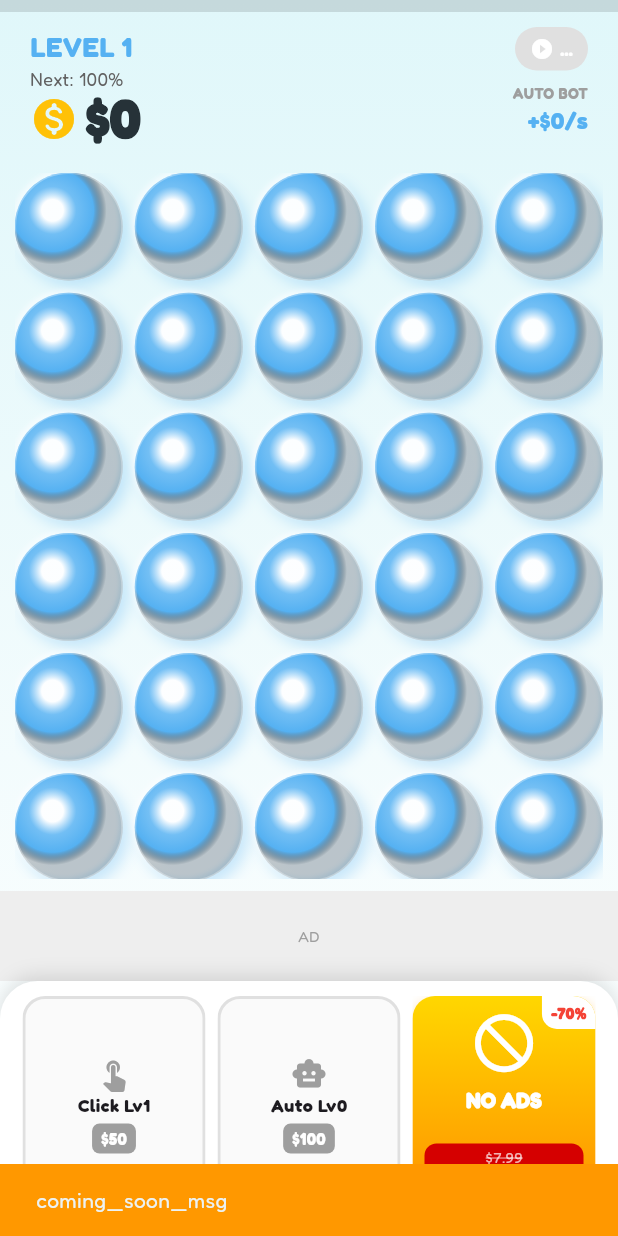
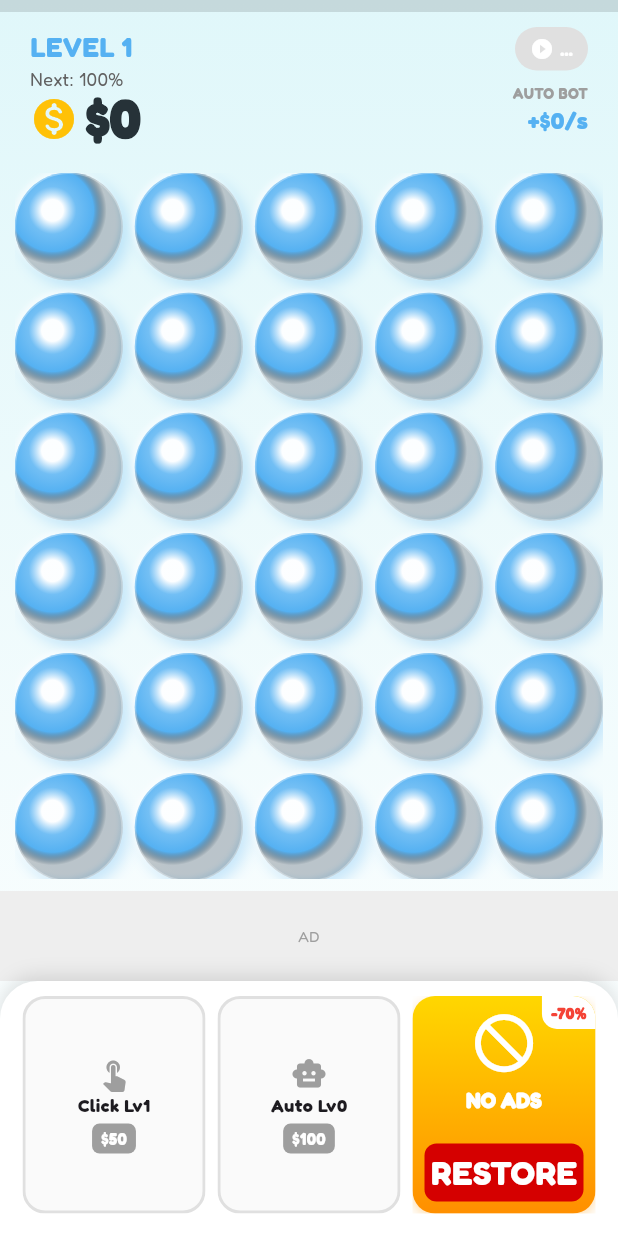
Before and after one commit to felipergalvao/plastico-bolha, a Flutter app: the screen it shows after launch, after a tap on "NO ADS", on a phone screen of 412 x 824 dp. Run offline on Flutter 3.47's test engine with Material 3 defaults, Android fonts, the phone set to English and light mode, and no system bars; our stand-ins replace google_fonts, google_mobile_ads, in_app_purchase, shared_preferences; missing offline and left inert: flutter_soloud; network calls fail.

Commit message:
feat: add IAP for No Ads and fix Android 15 warnings
- Feat: Implemented In-App Purchases (IAP) to enable 'No Ads' functionality.
- Fix: Updated SystemChrome to use 'edgeToEdge' mode, resolving Android 15 deprecation warnings.
- Fix: Set system navigation and status bars to transparent for modern UI compliance.
- Chore: Added 'in_app_purchase' dependency to pubspec.yaml.

```diff
--- a/lib/main.dart
+++ b/lib/main.dart
@@ -9,16 +9,28 @@ import 'package:flutter/services.dart';
 import 'package:google_fonts/google_fonts.dart';
 import 'package:shared_preferences/shared_preferences.dart';
 import 'package:google_mobile_ads/google_mobile_ads.dart';
-import 'package:flutter_soloud/flutter_soloud.dart'; // MOTOR DE ÁUDIO C++
+import 'package:flutter_soloud/flutter_soloud.dart';
+import 'package:in_app_purchase/in_app_purchase.dart';
 
-// VERSÃO 1.2.4 - SOLOUD FIX (SPEED CONTROL)
+// VERSÃO 1.3.0 - IAP + ANDROID 15 FIXES
 
 void main() async {
   WidgetsFlutterBinding.ensureInitialized();
   MobileAds.instance.initialize();
-  SystemChrome.setPreferredOrientations([DeviceOrientation.portraitUp]);
 
-  // Inicializa o motor de áudio antes de tudo
+  // --- CORREÇÃO PARA AVISOS DO GOOGLE PLAY (Android 15) ---
+  // Habilita o modo ponta-a-ponta (Edge-to-Edge)
+  await SystemChrome.setEnabledSystemUIMode(SystemUiMode.edgeToEdge);
+  // Define as barras do sistema como transparentes para cumprir as novas regras
+  SystemChrome.setSystemUIOverlayStyle(const SystemUiOverlayStyle(
+    statusBarColor: Colors.transparent,
+    systemNavigationBarColor: Colors.transparent,
+    statusBarIconBrightness: Brightness.dark,
+    systemNavigationBarIconBrightness: Brightness.dark,
+  ));
+
+  await SystemChrome.setPreferredOrientations([DeviceOrientation.portraitUp]);
+
   final soloud = SoLoud.instance;
   await soloud.init();
 
@@ -30,9 +42,9 @@ class TranslationManager {
     return PlatformDispatcher.instance.locale.languageCode;
   }
   static const Map<String, Map<String, String>> _localizedValues = {
-    'en': {'app_title': 'Bubble Wrap Tycoon', 'level_up': 'LEVEL UP!\nLevel @level reached!', 'welcome_back': 'Welcome back!', 'offline_work': 'Auto Bot earned:', 'collect_all': 'COLLECT', 'reward_title': 'Reward!', 'reward_msg': '+ @amount coins', 'level': 'LEVEL', 'auto_bot': 'AUTO BOT', 'bonus': 'BONUS', 'ad_space': 'AD SPACE', 'click_power': 'CLICK POWER', 'no_ads': 'NO ADS', 'insufficient_funds': 'Need more coins!', 'loading_ad': 'Loading...', 'ad_error': 'No Video', 'next_goal': 'Next: @percent%'},
-    'pt': {'app_title': 'Plástico Bolha Tycoon', 'level_up': 'LEVEL UP!\nNível @level!', 'welcome_back': 'Bem-vindo!', 'offline_work': 'Auto Bot lucrou:', 'collect_all': 'COLETAR', 'reward_title': 'Recompensa!', 'reward_msg': '+ @amount moedas', 'level': 'NÍVEL', 'auto_bot': 'AUTO ROBÔ', 'bonus': 'BÔNUS', 'ad_space': 'PUBLICIDADE', 'click_power': 'FORÇA CLICK', 'no_ads': 'SEM ADS', 'insufficient_funds': 'Faltam moedas!', 'loading_ad': 'Carregando...', 'ad_error': 'Sem Vídeo', 'next_goal': 'Prox: @percent%'},
-    'es': {'app_title': 'Plástico Burbuja Tycoon', 'level_up': 'NIVEL SUPERADO!\nNivel @level!', 'welcome_back': '¡Hola de nuevo!', 'offline_work': 'Auto Bot ganó:', 'collect_all': 'RECOGER', 'reward_title': '¡Recompensa!', 'reward_msg': '+ @amount monedas', 'level': 'NIVEL', 'auto_bot': 'AUTO BOT', 'bonus': 'BONUS', 'ad_space': 'PUBLICIDAD', 'click_power': 'PODER CLICK', 'no_ads': 'NO ADS', 'insufficient_funds': '¡Faltan monedas!', 'loading_ad': 'Cargando...', 'ad_error': 'Sin Video', 'next_goal': 'Prox: @percent%'}
+    'en': {'app_title': 'Bubble Wrap Tycoon', 'level_up': 'LEVEL UP!\nLevel @level reached!', 'welcome_back': 'Welcome back!', 'offline_work': 'Auto Bot earned:', 'collect_all': 'COLLECT', 'reward_title': 'Reward!', 'reward_msg': '+ @amount coins', 'level': 'LEVEL', 'auto_bot': 'AUTO BOT', 'bonus': 'BONUS', 'ad_space': 'AD SPACE', 'click_power': 'CLICK POWER', 'no_ads': 'NO ADS', 'restore': 'RESTORE', 'insufficient_funds': 'Need more coins!', 'loading_ad': 'Loading...', 'ad_error': 'No Video', 'next_goal': 'Next: @percent%', 'iap_error': 'Store Error'},
+    'pt': {'app_title': 'Plástico Bolha Tycoon', 'level_up': 'LEVEL UP!\nNível @level!', 'welcome_back': 'Bem-vindo!', 'offline_work': 'Auto Bot lucrou:', 'collect_all': 'COLETAR', 'reward_title': 'Recompensa!', 'reward_msg': '+ @amount moedas', 'level': 'NÍVEL', 'auto_bot': 'AUTO ROBÔ', 'bonus': 'BÔNUS', 'ad_space': 'PUBLICIDADE', 'click_power': 'FORÇA CLICK', 'no_ads': 'SEM ADS', 'restore': 'RESTAURAR', 'insufficient_funds': 'Faltam moedas!', 'loading_ad': 'Carregando...', 'ad_error': 'Sem Vídeo', 'next_goal': 'Prox: @percent%', 'iap_error': 'Erro na Loja'},
+    'es': {'app_title': 'Plástico Burbuja Tycoon', 'level_up': 'NIVEL SUPERADO!\nNivel @level!', 'welcome_back': '¡Hola de nuevo!', 'offline_work': 'Auto Bot ganó:', 'collect_all': 'RECOGER', 'reward_title': '¡Recompensa!', 'reward_msg': '+ @amount monedas', 'level': 'NIVEL', 'auto_bot': 'AUTO BOT', 'bonus': 'BONUS', 'ad_space': 'PUBLICIDAD', 'click_power': 'PODER CLICK', 'no_ads': 'NO ADS', 'restore': 'RESTAURAR', 'insufficient_funds': '¡Faltan monedas!', 'loading_ad': 'Cargando...', 'ad_error': 'Sin Video', 'next_goal': 'Prox: @percent%', 'iap_error': 'Error de Tienda'}
   };
   static String translate(String key) {
     String lang = _localizedValues.containsKey(languageCode) ? languageCode : 'en';
@@ -79,7 +91,14 @@ class _GameScreenState extends State<GameScreen> with WidgetsBindingObserver, Ti
   double get prestigeMultiplier => 1.0 + (prestigeLevel * 0.20);
   bool _showPrestigeMenu = false;
 
-  bool _isNoAdsPurchased = false;
+  bool _isNoAdsPurchased = false; // Controle de Monetização
+
+  // --- IAP (In-App Purchase) ---
+  final InAppPurchase _inAppPurchase = InAppPurchase.instance;
+  late StreamSubscription<List<PurchaseDetails>> _subscription;
+  List<ProductDetails> _products = [];
+  final String _kNoAdsId = 'no_ads_permanent';
+  bool _isStoreAvailable = false;
 
   // --- Ads ---
   BannerAd? _bannerAd;
@@ -97,7 +116,7 @@ class _GameScreenState extends State<GameScreen> with WidgetsBindingObserver, Ti
   bool _pendingAdTrigger = false;
   List<FloatingTextModel> _floatingTexts = [];
 
-  // --- SOLOUD ENGINE (Áudio Profissional) ---
+  // --- SOLOUD ENGINE ---
   AudioSource? _popSource;
   AudioSource? _cashSource;
 
@@ -113,6 +132,18 @@ class _GameScreenState extends State<GameScreen> with WidgetsBindingObserver, Ti
   void initState() {
     super.initState();
     WidgetsBinding.instance.addObserver(this);
+
+    // Configura o ouvinte de compras
+    final Stream<List<PurchaseDetails>> purchaseUpdated = _inAppPurchase.purchaseStream;
+    _subscription = purchaseUpdated.listen((purchaseDetailsList) {
+      _listenToPurchaseUpdated(purchaseDetailsList);
+    }, onDone: () {
+      _subscription.cancel();
+    }, onError: (error) {
+      // Log silencioso
+    });
+
+    _initStore();
 
     _coinRainController = AnimationController(vsync: this, duration: const Duration(seconds: 2));
     _coinRainController.addListener(() {
@@ -137,8 +168,71 @@ class _GameScreenState extends State<GameScreen> with WidgetsBindingObserver, Ti
     _initGameData();
   }
 
+  // --- IAP LOGIC ---
+  Future<void> _initStore() async {
+    final bool available = await _inAppPurchase.isAvailable();
+    if (!available) {
+      setState(() => _isStoreAvailable = false);
+      return;
+    }
+    setState(() => _isStoreAvailable = true);
+
+    const Set<String> _kIds = <String>{'no_ads_permanent'};
+    final ProductDetailsResponse response = await _inAppPurchase.queryProductDetails(_kIds);
+    if (response.productDetails.isNotEmpty) {
+      setState(() {
+        _products = response.productDetails;
+      });
+    }
+  }
+
+  void _buyNoAds() {
+    if (_products.isEmpty) {
+        _inAppPurchase.restorePurchases(); // Fallback para restaurar
+        return;
+    }
+    final PurchaseParam purchaseParam = PurchaseParam(productDetails: _products.first);
+    _inAppPurchase.buyNonConsumable(purchaseParam: purchaseParam);
+  }
+
+  void _restorePurchases() {
+    _inAppPurchase.restorePurchases();
+  }
+
+  void _listenToPurchaseUpdated(List<PurchaseDetails> purchaseDetailsList) {
+    for (final PurchaseDetails purchaseDetails in purchaseDetailsList) {
+      if (purchaseDetails.status == PurchaseStatus.pending) {
+        // Aguardando
+      } else {
+        if (purchaseDetails.status == PurchaseStatus.error) {
+           ScaffoldMessenger.of(context).showSnackBar(SnackBar(content: Text(TranslationManager.translate('iap_error'))));
+        } else if (purchaseDetails.status == PurchaseStatus.purchased ||
+                   purchaseDetails.status == PurchaseStatus.restored) {
+          _deliverProduct(purchaseDetails);
+        }
+
+        if (purchaseDetails.pendingCompletePurchase) {
+          _inAppPurchase.completePurchase(purchaseDetails);
+        }
+      }
+    }
+  }
+
+  void _deliverProduct(PurchaseDetails purchaseDetails) {
+    if (purchaseDetails.productID == _kNoAdsId) {
+      setState(() {
+        _isNoAdsPurchased = true;
+        _bannerAd?.dispose(); // Tchau Banner!
+        _bannerAd = null;
+        _isBannerAdLoaded = false;
+      });
+      _saveProgress();
+      _playCashSound();
+      _triggerCoinRain();
+    }
+  }
+
   void _initAudio() async {
-    // Carrega os sons na memória
     try {
       _popSource = await SoLoud.instance.loadAsset('assets/audio/pop.wav');
       _cashSource = await SoLoud.instance.loadAsset('assets/audio/cash.wav');
@@ -150,6 +244,7 @@ class _GameScreenState extends State<GameScreen> with WidgetsBindingObserver, Ti
   @override
   void dispose() {
     WidgetsBinding.instance.removeObserver(this);
+    _subscription.cancel();
     _autoClickTimer?.cancel();
     _coinRainController.dispose();
     _bannerAd?.dispose();
@@ -235,30 +330,23 @@ class _GameScreenState extends State<GameScreen> with WidgetsBindingObserver, Ti
     }
   }
 
-  // --- AQUI ESTAVA O ERRO (CORRIGIDO) ---
   void _onPop(Offset globalPosition) async {
     double earnings = clickValue.toDouble() * prestigeMultiplier;
     _addMoney(earnings);
-
-    // VISUAL: Texto Flutuante
     _spawnFloatingText(globalPosition, "+${formatMoney(earnings)}");
 
-    // ÁUDIO (SoLoud) - CORREÇÃO DE API
     if (_popSource != null) {
-      // 1. Toca o som e pega o ID (Handle)
       var handle = await SoLoud.instance.play(_popSource!);
-      // 2. Muda a velocidade (Pitch) usando o ID
       SoLoud.instance.setRelativePlaySpeed(handle, 0.9 + Random().nextDouble() * 0.2);
     }
 
     int now = DateTime.now().millisecondsSinceEpoch;
-    // Vibração (Haptics) limitada para não travar
     if (now - _lastFeedbackTime > 40) {
        _lastFeedbackTime = now;
        HapticFeedback.selectionClick();
     }
 
-    if (_pendingAdTrigger) {
+    if (!_isNoAdsPurchased && _pendingAdTrigger) {
       if (_interstitialAd != null) {
         _interstitialAd!.show();
         _pendingAdTrigger = false;
@@ -337,19 +425,15 @@ class _GameScreenState extends State<GameScreen> with WidgetsBindingObserver, Ti
     }
   }
 
-  void _showComingSoon() {
-    ScaffoldMessenger.of(context).hideCurrentSnackBar();
-    ScaffoldMessenger.of(context).showSnackBar(SnackBar(
-      content: Text(TranslationManager.translate('coming_soon_msg')),
-      backgroundColor: Colors.orange,
-      duration: const Duration(seconds: 3),
-    ));
+  void _doPrestige() {
+    if (_isNoAdsPurchased) {
+      _executePrestigeReset();
+      return;
     }
 
-  void _doPrestige() {
-    if (!_isNoAdsPurchased && _interstitialAd == null) _loadInterstitialAd();
+    if (_interstitialAd == null) _loadInterstitialAd();
 
-    if (!_isNoAdsPurchased && _interstitialAd != null) {
+    if (_interstitialAd != null) {
       _interstitialAd!.fullScreenContentCallback = FullScreenContentCallback(
         onAdDismissedFullScreenContent: (ad) {
           ad.dispose();
@@ -496,6 +580,7 @@ class _GameScreenState extends State<GameScreen> with WidgetsBindingObserver, Ti
   @override
   Widget build(BuildContext context) {
     return Scaffold(
+      // backgroundColor: Colors.transparent, // Pode ajudar no edge-to-edge
       body: Stack(
         children: [
           Container(
@@ -505,7 +590,7 @@ class _GameScreenState extends State<GameScreen> with WidgetsBindingObserver, Ti
                 colors: [Color(0xFFE0F7FA), Colors.white],
               ),
             ),
-            child: SafeArea(
+            child: SafeArea( // O SafeArea garante que o jogo não fique embaixo da câmera/bateria
               child: Column(
                 children: [
                   LinearProgressIndicator(value: currentLevelProgress, backgroundColor: Colors.black12, color: levelColor, minHeight: 8),
@@ -600,7 +685,6 @@ class _GameScreenState extends State<GameScreen> with WidgetsBindingObserver, Ti
 
           if (_isRaining) Positioned.fill(child: IgnorePointer(child: CustomPaint(painter: CoinRainPainter(_coins)))),
 
-          // CAMADA DE TEXTO FLUTUANTE (VISUAL RICO)
           ..._floatingTexts.map((ft) => FloatingTextWidget(
             key: ValueKey(ft.id),
             model: ft,
@@ -662,6 +746,14 @@ class _GameScreenState extends State<GameScreen> with WidgetsBindingObserver, Ti
   }
 
   Widget _buildStore() {
+    String noAdsTitle = _isNoAdsPurchased ? "VIP" : TranslationManager.translate('no_ads');
+    String noAdsPrice = _isNoAdsPurchased ? "DONE" : (_products.isNotEmpty ? _products.first.price : "\$2.79");
+    VoidCallback noAdsAction = _isNoAdsPurchased ? () {} : _buyNoAds;
+    if (!_isNoAdsPurchased && _products.isEmpty) {
+        noAdsAction = _restorePurchases;
+        noAdsPrice = TranslationManager.translate('restore');
+    }
+
     return Container(
       height: 170, padding: const EdgeInsets.fromLTRB(15, 10, 15, 15),
       decoration: const BoxDecoration(color: Colors.white, borderRadius: BorderRadius.vertical(top: Radius.circular(25)),
@@ -683,17 +775,18 @@ class _GameScreenState extends State<GameScreen> with WidgetsBindingObserver, Ti
              }
           })),
 
-          if (!_isNoAdsPurchased) ...[
           const SizedBox(width: 8),
           Expanded(
             child: Material(
               color: Colors.transparent,
               child: InkWell(
-                  onTap: _showComingSoon,
+                onTap: noAdsAction,
                 borderRadius: BorderRadius.circular(15),
                 child: Ink(
                   decoration: BoxDecoration(
-                      gradient: const LinearGradient(colors: [Color(0xFFFFD700), Color(0xFFFF8F00)], begin: Alignment.topCenter, end: Alignment.bottomCenter),
+                    gradient: _isNoAdsPurchased
+                       ? const LinearGradient(colors: [Colors.green, Colors.lightGreen])
+                       : const LinearGradient(colors: [Color(0xFFFFD700), Color(0xFFFF8F00)], begin: Alignment.topCenter, end: Alignment.bottomCenter),
                     borderRadius: BorderRadius.circular(15),
                     boxShadow: [BoxShadow(color: Colors.orange.withOpacity(0.3), blurRadius: 6, offset: const Offset(0, 3))],
                   ),
@@ -704,30 +797,25 @@ class _GameScreenState extends State<GameScreen> with WidgetsBindingObserver, Ti
                         child: Column(
                           mainAxisAlignment: MainAxisAlignment.spaceBetween,
                           children: [
-                              const Expanded(flex: 6, child: Column(children: [
-                                Expanded(flex: 3, child: FittedBox(child: Icon(Icons.block_flipped, color: Colors.white))),
-                                Expanded(flex: 2, child: FittedBox(fit: BoxFit.scaleDown, child: Text("NO ADS", style: TextStyle(fontWeight: FontWeight.w900, color: Colors.white)))),
+                            Expanded(flex: 6, child: Column(children: [
+                              Expanded(flex: 3, child: FittedBox(child: Icon(_isNoAdsPurchased ? Icons.check_circle : Icons.block_flipped, color: Colors.white))),
+                              Expanded(flex: 2, child: FittedBox(fit: BoxFit.scaleDown, child: Text(noAdsTitle, style: const TextStyle(fontWeight: FontWeight.w900, color: Colors.white)))),
                             ])),
                             const Spacer(flex: 1),
                             Expanded(flex: 3, child: Container(
                               width: double.infinity,
-                                decoration: BoxDecoration(color: Colors.redAccent.shade700, borderRadius: BorderRadius.circular(8)),
-                                child: const FittedBox(
+                              decoration: BoxDecoration(color: _isNoAdsPurchased ? Colors.white24 : Colors.redAccent.shade700, borderRadius: BorderRadius.circular(8)),
+                              child: FittedBox(
                                 child: Padding(
-                                    padding: EdgeInsets.all(2.0),
-                                    child: Column(
-                                      mainAxisAlignment: MainAxisAlignment.center,
-                                      children: [
-                                        Text("\$7.99", style: TextStyle(color: Colors.white70, fontSize: 10, decoration: TextDecoration.lineThrough, decorationColor: Colors.white)),
-                                        Text("\$2.79", style: TextStyle(color: Colors.white, fontWeight: FontWeight.bold)),
-                                      ],
-                                    )
+                                  padding: const EdgeInsets.all(2.0),
+                                  child: Text(noAdsPrice, style: const TextStyle(color: Colors.white, fontWeight: FontWeight.bold)),
                                 )
                               )
                             )),
                           ],
                         ),
                       ),
+                      if (!_isNoAdsPurchased)
                         Positioned(top: 0, right: 0, child: Container(padding: const EdgeInsets.symmetric(horizontal: 6, vertical: 4), decoration: const BoxDecoration(color: Colors.white, borderRadius: BorderRadius.only(bottomLeft: Radius.circular(10), topRight: Radius.circular(15))), child: const Text("-70%", style: TextStyle(color: Colors.red, fontSize: 10, fontWeight: FontWeight.w900))))
                     ],
                   ),
@@ -735,7 +823,6 @@ class _GameScreenState extends State<GameScreen> with WidgetsBindingObserver, Ti
               ),
             ),
           ),
-          ]
       ]),
     );
   }
@@ -768,8 +855,6 @@ class _UpgradeCard extends StatelessWidget {
     );
   }
 }
-
-// --- BOLHA 3D COM EFEITO DE CONFETES E PHYSICS ---
 
 class BubbleWidget extends StatefulWidget {
   final Color activeColor;
@@ -914,8 +999,6 @@ class ConfettiPainter extends CustomPainter {
   bool shouldRepaint(covariant ConfettiPainter oldDelegate) => true;
 }
 
-// --- CLASSES PARA TEXTO FLUTUANTE ---
-
 class FloatingTextModel {
   final String id;
   final Offset position;
--- a/pubspec.yaml
+++ b/pubspec.yaml
@@ -1,7 +1,7 @@
 name: plastico_bolha
 description: Bubble Tycoon Idle Game.
 publish_to: 'none'
-version: 1.2.3+18
+version: 1.3.0
 
 environment:
   sdk: '>=3.0.0 <4.0.0'
@@ -20,6 +20,9 @@ dependencies:
 
   # --- O MOTOR DE ÁUDIO "FERRARI" ---
   flutter_soloud: ^2.0.3
+
+  # --- PAGAMENTOS PLAY STORE ---
+  in_app_purchase: ^3.2.0
 
 dev_dependencies:
   flutter_test:
```
Lines whose indentation alone changed are shown as unchanged.
